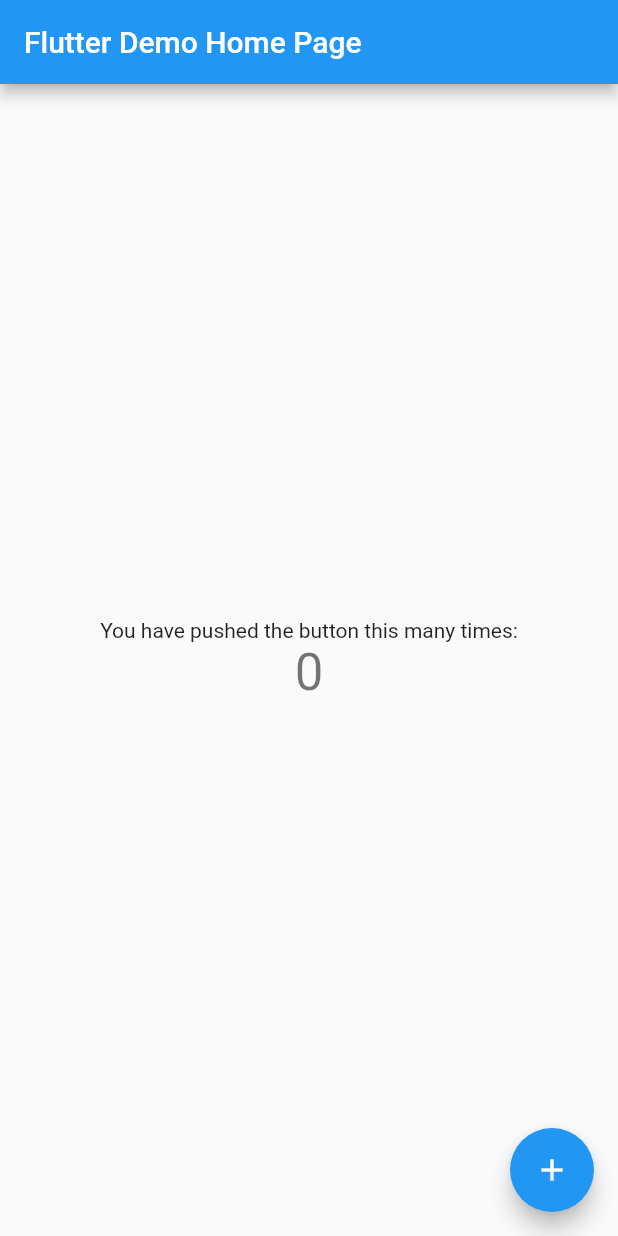
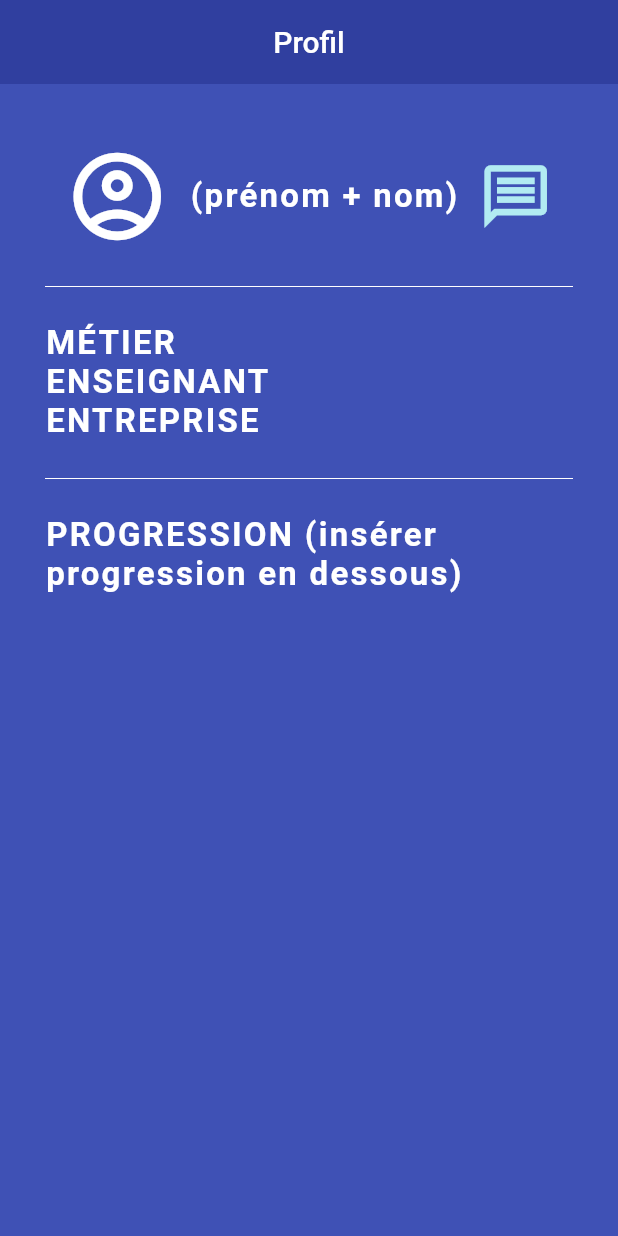
Before and after one commit to Haywire-d/defiphoto2021, a Flutter app: the screen it shows after launch, on a phone screen of 412 x 824 dp. Run offline on Flutter 3.47's test engine with Material 2 defaults, Android fonts, the phone set to English and light mode, and no system bars.

Commit message:
V1_Profil
il manque à ajouter les données de la base de données pour la progression, celle de l'usager et un lien pour le chat, la bare de navigation en bas de l'écran

```diff
--- a/lib/main.dart
+++ b/lib/main.dart
@@ -1,116 +1,12 @@
+import 'package:defiphoto2021/profil.dart';
 import 'package:flutter/material.dart';
+
 //application de base pour mettre sur GitHub
 //testing yep
 //ok le projet est modifiable et fonctionne!
 //sauce brune
 void main() {
-  runApp(MyApp());
+  runApp(MaterialApp(
+    home: Profil(),
+  ));
 }
-
-class MyApp extends StatelessWidget {
-  // This widget is the root of your application.
-  @override
-  Widget build(BuildContext context) {
-    return MaterialApp(
-      title: 'Flutter Demo',
-      theme: ThemeData(
-        // This is the theme of your application.
-        //
-        // Try running your application with "flutter run". You'll see the
-        // application has a blue toolbar. Then, without quitting the app, try
-        // changing the primarySwatch below to Colors.green and then invoke
-        // "hot reload" (press "r" in the console where you ran "flutter run",
-        // or simply save your changes to "hot reload" in a Flutter IDE).
-        // Notice that the counter didn't reset back to zero; the application
-        // is not restarted.
-        primarySwatch: Colors.blue,
-      ),
-      home: MyHomePage(title: 'Flutter Demo Home Page'),
-    );
-  }
-}
-
-class MyHomePage extends StatefulWidget {
-  MyHomePage({Key key, this.title}) : super(key: key);
-
-  // This widget is the home page of your application. It is stateful, meaning
-  // that it has a State object (defined below) that contains fields that affect
-  // how it looks.
-
-  // This class is the configuration for the state. It holds the values (in this
-  // case the title) provided by the parent (in this case the App widget) and
-  // used by the build method of the State. Fields in a Widget subclass are
-  // always marked "final".
-
-  final String title;
-
-  @override
-  _MyHomePageState createState() => _MyHomePageState();
-}
-
-class _MyHomePageState extends State<MyHomePage> {
-  int _counter = 0;
-
-  void _incrementCounter() {
-    setState(() {
-      // This call to setState tells the Flutter framework that something has
-      // changed in this State, which causes it to rerun the build method below
-      // so that the display can reflect the updated values. If we changed
-      // _counter without calling setState(), then the build method would not be
-      // called again, and so nothing would appear to happen.
-      _counter++;
-    });
-  }
-
-  @override
-  Widget build(BuildContext context) {
-    // This method is rerun every time setState is called, for instance as done
-    // by the _incrementCounter method above.
-    //
-    // The Flutter framework has been optimized to make rerunning build methods
-    // fast, so that you can just rebuild anything that needs updating rather
-    // than having to individually change instances of widgets.
-    return Scaffold(
-      appBar: AppBar(
-        // Here we take the value from the MyHomePage object that was created by
-        // the App.build method, and use it to set our appbar title.
-        title: Text(widget.title),
-      ),
-      body: Center(
-        // Center is a layout widget. It takes a single child and positions it
-        // in the middle of the parent.
-        child: Column(
-          // Column is also a layout widget. It takes a list of children and
-          // arranges them vertically. By default, it sizes itself to fit its
-          // children horizontally, and tries to be as tall as its parent.
-          //
-          // Invoke "debug painting" (press "p" in the console, choose the
-          // "Toggle Debug Paint" action from the Flutter Inspector in Android
-          // Studio, or the "Toggle Debug Paint" command in Visual Studio Code)
-          // to see the wireframe for each widget.
-          //
-          // Column has various properties to control how it sizes itself and
-          // how it positions its children. Here we use mainAxisAlignment to
-          // center the children vertically; the main axis here is the vertical
-          // axis because Columns are vertical (the cross axis would be
-          // horizontal).
-          mainAxisAlignment: MainAxisAlignment.center,
-          children: <Widget>[
-            Text(
-              'You have pushed the button this many times:',
-            ),
-            Text(
-              '$_counter',
-              style: Theme.of(context).textTheme.headline4,
-            ),
-          ],
-        ),
-      ),
-      floatingActionButton: FloatingActionButton(
-        onPressed: _incrementCounter,
-        tooltip: 'Increment',
-        child: Icon(Icons.add),
-      ), // This trailing comma makes auto-formatting nicer for build methods.
-    );
-  }
-}
--- /dev/null
+++ b/lib/profil.dart
@@ -0,0 +1,99 @@
+import 'package:defiphoto2021/main.dart';
+import 'package:flutter/cupertino.dart';
+import 'package:flutter/material.dart';
+
+class Profil extends StatelessWidget {
+  int tailleTexte = 20;
+  @override
+  Widget build(BuildContext context) {
+    return Scaffold(
+      backgroundColor: Colors.indigo,
+      appBar: AppBar(
+        title: Text('Profil'),
+        centerTitle: true,
+        backgroundColor: Colors.indigo[700],
+        elevation: 0.0,
+      ),
+      body: Padding(
+        padding: EdgeInsets.fromLTRB(30.0, 40.0, 30.0, 0),
+        child: Column(
+          crossAxisAlignment: CrossAxisAlignment.start,
+          children: <Widget>[
+            Row(
+              mainAxisAlignment: MainAxisAlignment.spaceEvenly,
+              crossAxisAlignment: CrossAxisAlignment.center,
+              children: <Widget> [
+                  Icon(
+                    Icons.account_circle_outlined,
+                    color: Colors.white,
+                    size: 70,
+                  ),
+
+                Text(
+                    '(prénom + nom)',
+                    style: TextStyle(
+                      color: Colors.white,
+                      letterSpacing: 1.5,
+                      fontSize: 22,
+                      fontWeight: FontWeight.bold,
+                    ),
+                  ),
+                Icon(
+                  Icons.message_outlined,
+                  size: 50,
+                  color: Colors.cyan[100],
+                ),
+              ],
+            ),
+            Divider(
+              height: 50.0,
+              color: Colors.white,
+            ),
+            Text(
+              'MÉTIER',
+              style: TextStyle(
+                color: Colors.white,
+                letterSpacing: 1.5,
+                fontSize: 22.0,
+                fontWeight: FontWeight.bold,
+              ),
+            ),
+            Text(
+              'ENSEIGNANT',
+              style: TextStyle(
+                color: Colors.white,
+                letterSpacing: 1.5,
+                fontSize: 22.0,
+                fontWeight: FontWeight.bold,
+              ),
+            ),
+            Text(
+              'ENTREPRISE',
+              style: TextStyle(
+                color: Colors.white,
+                letterSpacing: 1.5,
+                fontSize: 22.0,
+                fontWeight: FontWeight.bold,
+              ),
+            ),
+            Divider(
+              height: 50.0,
+              color: Colors.white,
+            ),
+            Text(
+              'PROGRESSION (insérer progression en dessous)',
+              style: TextStyle(
+                color: Colors.white,
+                letterSpacing: 1.5,
+                fontSize: 22.0,
+                fontWeight: FontWeight.bold,
+              ),
+            ),
+
+
+          ],
+        ),
+      ),
+    );
+  }
+}
```
Also changed, not shown: pubspec.lock.
